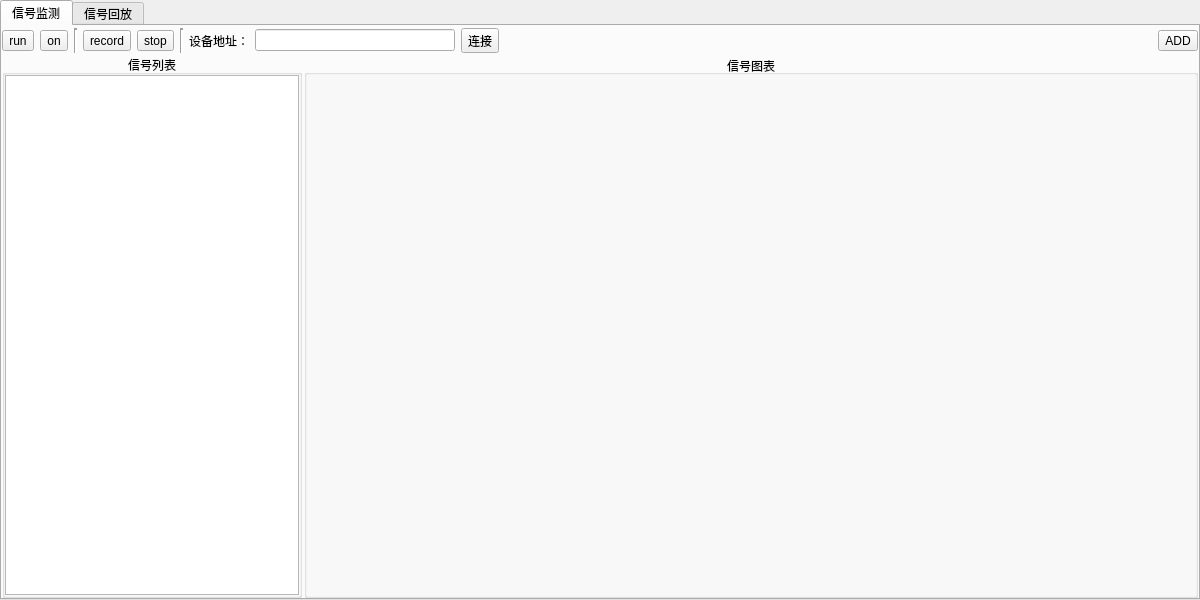
Before: the Qt Designer form dialogs/monitordialog.ui in L-Net-1992/ADAS_AD_Developer, drawn with Qt 5.
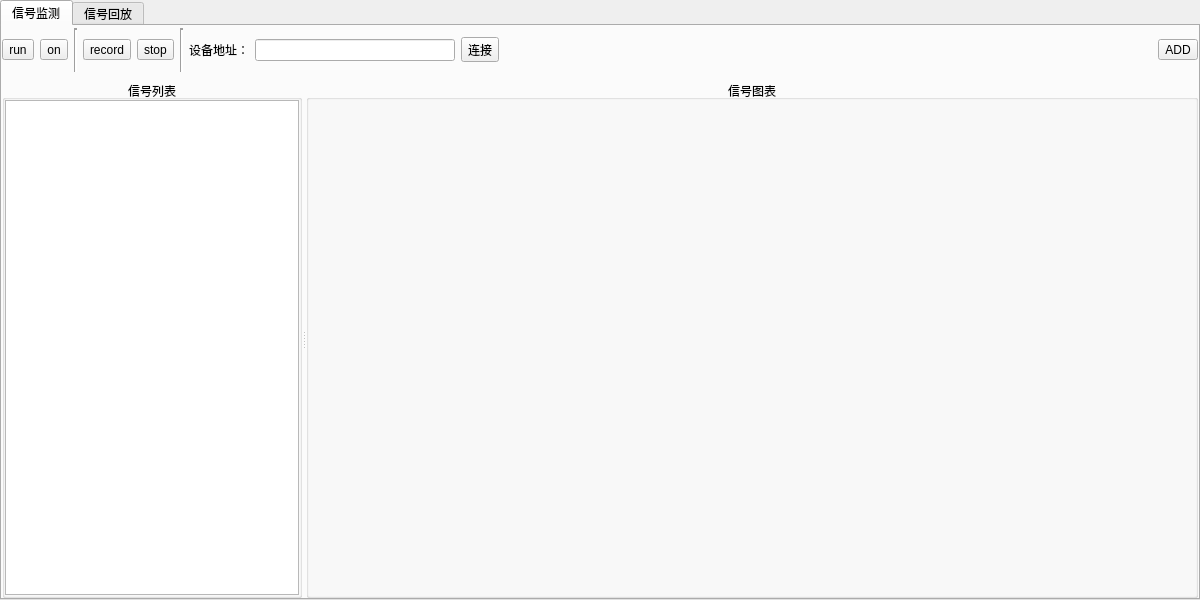
After: the same form once the commit is applied. Icons and pictures are not drawn.

What changed in the file:
```diff
--- a/dialogs/monitordialog.ui
+++ b/dialogs/monitordialog.ui
@@ -13,7 +13,7 @@
   <property name="windowTitle">
    <string>MonitorDialog</string>
   </property>
-  <layout class="QVBoxLayout" name="verticalLayout_3">
+  <layout class="QVBoxLayout" name="verticalLayout">
    <property name="spacing">
     <number>0</number>
    </property>
@@ -38,10 +38,7 @@
       <attribute name="title">
        <string>信号监测</string>
       </attribute>
-      <layout class="QVBoxLayout" name="verticalLayout_4">
-       <property name="spacing">
-        <number>0</number>
-       </property>
+      <layout class="QVBoxLayout" name="verticalLayout_3">
        <property name="leftMargin">
         <number>0</number>
        </property>
@@ -307,15 +304,26 @@
         </widget>
        </item>
        <item>
-        <layout class="QHBoxLayout" name="horizontalLayout_6">
-         <property name="spacing">
-          <number>2</number>
+        <widget class="QSplitter" name="splitter">
+         <property name="orientation">
+          <enum>Qt::Horizontal</enum>
          </property>
-         <item>
           <widget class="QGroupBox" name="groupBox_3">
-           <property name="maximumSize">
+          <property name="sizePolicy">
+           <sizepolicy hsizetype="Preferred" vsizetype="Preferred">
+            <horstretch>0</horstretch>
+            <verstretch>0</verstretch>
+           </sizepolicy>
+          </property>
+          <property name="minimumSize">
             <size>
              <width>300</width>
+            <height>0</height>
+           </size>
+          </property>
+          <property name="maximumSize">
+           <size>
+            <width>16777215</width>
              <height>16777215</height>
             </size>
            </property>
@@ -323,11 +331,11 @@
             <string>信号列表</string>
            </property>
            <property name="alignment">
-            <set>Qt::AlignHCenter|Qt::AlignTop</set>
-           </property>
-           <layout class="QHBoxLayout" name="horizontalLayout_5">
+           <set>Qt::AlignCenter</set>
+          </property>
+          <layout class="QVBoxLayout" name="verticalLayout_2">
             <property name="spacing">
-             <number>1</number>
+            <number>2</number>
             </property>
             <property name="leftMargin">
              <number>0</number>
@@ -342,13 +350,21 @@
              <number>0</number>
             </property>
             <item>
-             <widget class="QTableWidget" name="monitortableWidget"/>
+            <widget class="QTableWidget" name="monitortableWidget">
+             <attribute name="horizontalHeaderStretchLastSection">
+              <bool>true</bool>
+             </attribute>
+            </widget>
             </item>
            </layout>
           </widget>
-         </item>
-         <item>
           <widget class="QGroupBox" name="groupBox_4">
+          <property name="sizePolicy">
+           <sizepolicy hsizetype="Expanding" vsizetype="Preferred">
+            <horstretch>1</horstretch>
+            <verstretch>0</verstretch>
+           </sizepolicy>
+          </property>
            <property name="minimumSize">
             <size>
              <width>150</width>
@@ -366,7 +382,7 @@
            </property>
            <layout class="QVBoxLayout" name="verticalLayout_5">
             <property name="spacing">
-             <number>1</number>
+            <number>2</number>
             </property>
             <property name="leftMargin">
              <number>0</number>
@@ -382,8 +398,7 @@
             </property>
            </layout>
           </widget>
-         </item>
-        </layout>
+        </widget>
        </item>
       </layout>
      </widget>
@@ -391,10 +406,7 @@
       <attribute name="title">
        <string>信号回放</string>
       </attribute>
-      <layout class="QVBoxLayout" name="verticalLayout">
-       <property name="spacing">
-        <number>0</number>
-       </property>
+      <layout class="QVBoxLayout" name="verticalLayout_7">
        <property name="leftMargin">
         <number>0</number>
        </property>
@@ -547,7 +559,7 @@
            <property name="alignment">
             <set>Qt::AlignCenter</set>
            </property>
-           <layout class="QHBoxLayout" name="horizontalLayout_4">
+          <layout class="QVBoxLayout" name="verticalLayout_4" stretch="0">
             <property name="spacing">
              <number>0</number>
             </property>
```
Left out of the diff: 76 changed lines with no effect on the pictures. Lines whose indentation alone changed are shown as unchanged.
